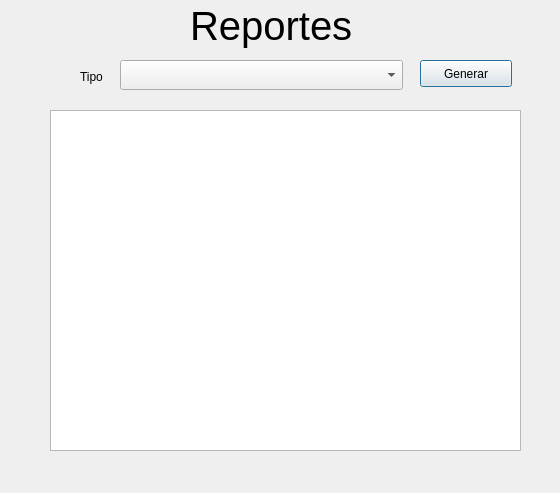
Old version of the form reporte.ui in the repository mansrz/DrApp.
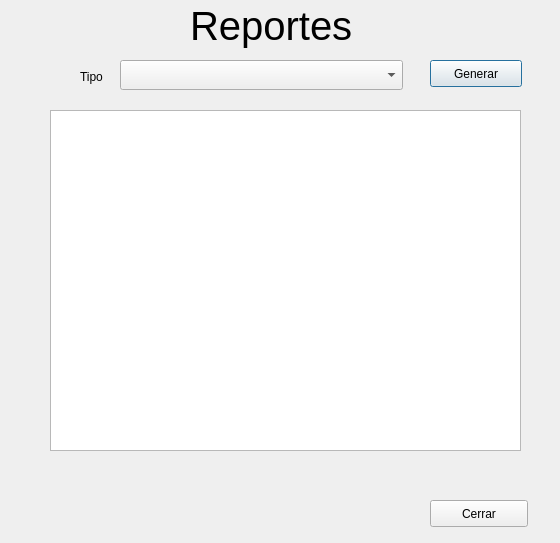
New version of the form.

What changed in the file:
```diff
--- a/reporte.ui
+++ b/reporte.ui
@@ -10,7 +10,7 @@
     <x>0</x>
     <y>0</y>
     <width>560</width>
-    <height>493</height>
+    <height>543</height>
    </rect>
   </property>
   <property name="windowTitle">
@@ -85,7 +85,7 @@
    <widget class="QPushButton" name="btn_generar">
     <property name="geometry">
      <rect>
-      <x>410</x>
+      <x>420</x>
       <y>50</y>
       <width>92</width>
       <height>27</height>
@@ -96,6 +96,19 @@
     </property>
    </widget>
   </widget>
+  <widget class="QPushButton" name="btn_cerrar">
+   <property name="geometry">
+    <rect>
+     <x>430</x>
+     <y>500</y>
+     <width>98</width>
+     <height>27</height>
+    </rect>
+   </property>
+   <property name="text">
+    <string>Cerrar</string>
+   </property>
+  </widget>
  </widget>
  <resources/>
  <connections/>
```
